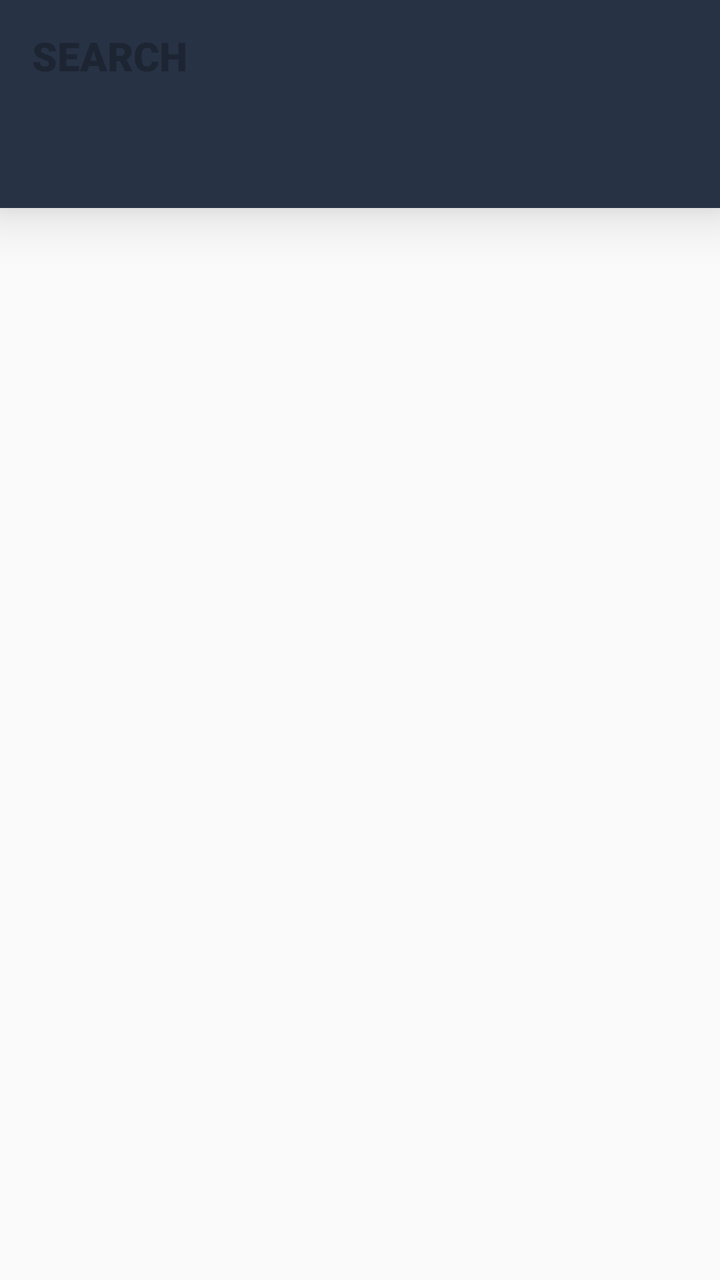
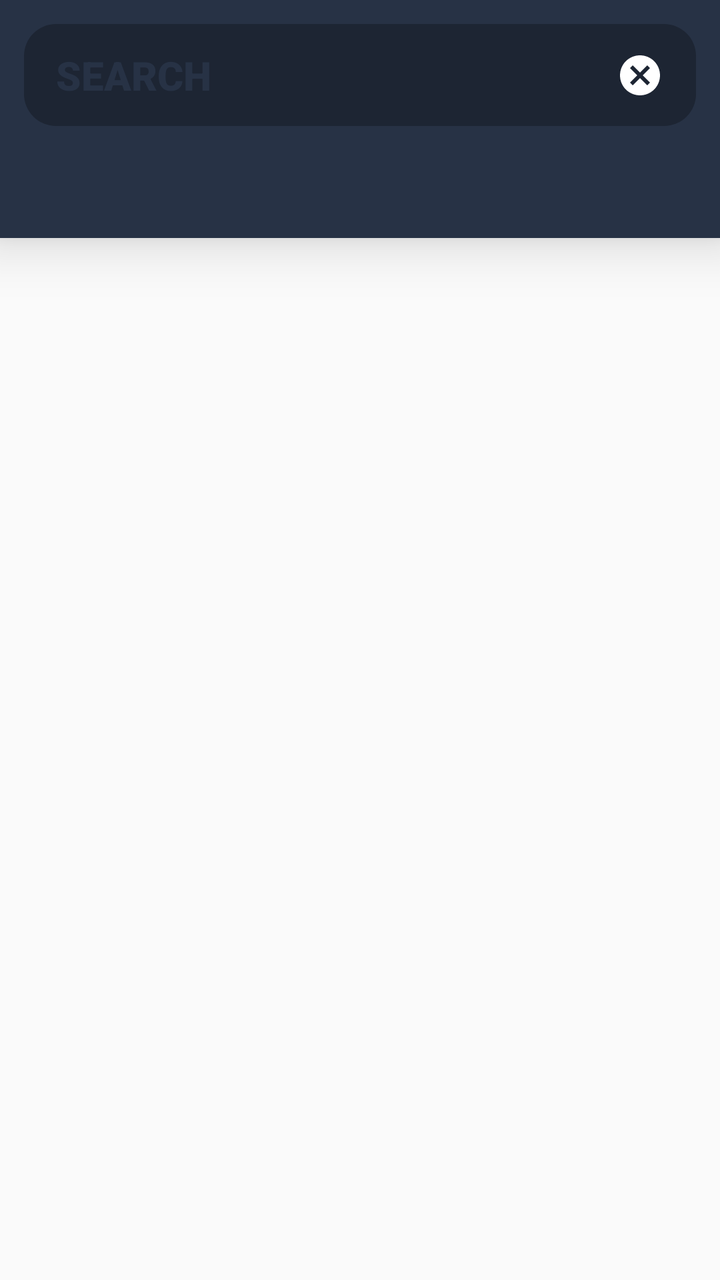

The first picture is an Android layout as it rendered before a commit; the second is the same layout after the commit. The layout source and the unified diff follow.
<!-- AndroidManifest.xml: application theme AppTheme -->
<!-- res/layout/fragment_search.xml -->
<?xml version="1.0" encoding="utf-8"?>
<android.support.constraint.ConstraintLayout xmlns:android="http://schemas.android.com/apk/res/android"
    xmlns:app="http://schemas.android.com/apk/res-auto"
    android:layout_width="match_parent"
    android:layout_height="match_parent">

    <android.support.design.widget.AppBarLayout
        android:id="@+id/searchAppBarLayout"
        android:layout_width="match_parent"
        android:layout_height="wrap_content"
        app:layout_constraintTop_toTopOf="parent"
        android:elevation="@dimen/appBarElevation">

        <android.support.v7.widget.Toolbar
            android:id="@+id/searchToolbar"
            android:layout_width="match_parent"
            android:layout_height="wrap_content"
            app:theme="@style/Toolbar">

            <EditText
                android:id="@+id/searchEdit"
                android:layout_width="match_parent"
                android:layout_height="match_parent"
                android:fontFamily="sans-serif-black"
                android:hint="@string/search_uc"
                android:inputType="textCapSentences"
                android:imeOptions="actionSearch"
                android:singleLine="true"
                android:maxLength="64"
                android:textColorHint="@color/colorPrimaryDark"
                android:textColor="@android:color/white"
                android:textSize="20sp"
                android:background="@null"/>

        </android.support.v7.widget.Toolbar>

        <android.support.design.widget.TabLayout
            android:id="@+id/searchTabLayout"
            android:layout_width="match_parent"
            android:layout_height="wrap_content"
            app:tabTextColor="@android:color/white"
            app:tabSelectedTextColor="@android:color/white"
            app:tabTextAppearance="@style/TabBarTextAppearance"
            app:tabMode="fixed"
            app:tabGravity="fill"/>

    </android.support.design.widget.AppBarLayout>

    <android.support.v4.view.ViewPager
        android:id="@+id/searchViewPager"
        android:layout_width="match_parent"
        android:layout_height="0dp"
        app:layout_constraintTop_toBottomOf="@id/searchAppBarLayout"
        app:layout_constraintBottom_toBottomOf="parent"/>

</android.support.constraint.ConstraintLayout>
<!-- resources referenced by this layout -->
<resources>
  <color name="colorPrimaryDark">#1D2533</color>
  <dimen name="appBarElevation">16dp</dimen>
  <string name="search_uc">SEARCH</string>
  <style name="TabBarTextAppearance" parent="TextAppearance.Design.Tab">
          <item name="android:fontFamily">sans-serif-black</item>
      </style>
  <style name="Toolbar">
          <item name="colorControlNormal">@android:color/white</item>
      </style>
  <style name="AppTheme" parent="Theme.AppCompat.Light.NoActionBar">
          <item name="colorPrimary">@color/colorPrimary</item>
          <item name="colorPrimaryDark">@color/colorPrimaryDark</item>
          <item name="colorAccent">@color/colorAccent</item>
      </style>
  <color name="colorPrimary">#273245</color>
  <color name="colorAccent">#FF4081</color>
</resources>

<!-- the commit's change to res/layout/fragment_search.xml (unified diff, before → after) -->
@@ -15,22 +15,56 @@
             android:id="@+id/searchToolbar"
             android:layout_width="match_parent"
             android:layout_height="wrap_content"
+            app:contentInsetStart="0dp"
+            app:contentInsetEnd="0dp"
             app:theme="@style/Toolbar">
 
-            <EditText
-                android:id="@+id/searchEdit"
+            <android.support.constraint.ConstraintLayout
                 android:layout_width="match_parent"
                 android:layout_height="match_parent"
-                android:fontFamily="sans-serif-black"
-                android:hint="@string/search_uc"
-                android:inputType="textCapSentences"
-                android:imeOptions="actionSearch"
-                android:singleLine="true"
-                android:maxLength="64"
-                android:textColorHint="@color/colorPrimaryDark"
-                android:textColor="@android:color/white"
-                android:textSize="20sp"
-                android:background="@null"/>
+                android:orientation="horizontal"
+                android:layout_marginTop="12dp"
+                android:layout_marginStart="12dp"
+                android:layout_marginEnd="12dp"
+                android:layout_marginBottom="8dp"
+                android:paddingTop="12dp"
+                android:paddingStart="16dp"
+                android:paddingEnd="16dp"
+                android:paddingBottom="12dp"
+                android:background="@drawable/bg_search_layout">
+
+                <EditText
+                    android:id="@+id/searchEdit"
+                    android:layout_width="0dp"
+                    android:layout_height="match_parent"
+                    android:layout_marginEnd="8dp"
+                    app:layout_constraintTop_toTopOf="parent"
+                    app:layout_constraintStart_toStartOf="parent"
+                    app:layout_constraintEnd_toStartOf="@+id/searchClearButton"
+                    app:layout_constraintBottom_toBottomOf="parent"
+                    android:fontFamily="sans-serif-black"
+                    android:hint="@string/search_uc"
+                    android:inputType="textCapSentences"
+                    android:imeOptions="actionSearch"
+                    android:singleLine="true"
+                    android:maxLength="64"
+                    android:textColorHint="@color/colorPrimary"
+                    android:textColor="@android:color/white"
+                    android:textSize="20sp"
+                    android:background="@null"/>
+
+                <ImageButton
+                    android:id="@+id/searchClearButton"
+                    android:layout_width="wrap_content"
+                    android:layout_height="wrap_content"
+                    app:layout_constraintTop_toTopOf="parent"
+                    app:layout_constraintEnd_toEndOf="parent"
+                    app:layout_constraintBottom_toBottomOf="parent"
+                    android:contentDescription="@string/cn_clear_button"
+                    android:src="@drawable/ic_close_circle_white_24dp"
+                    android:background="@android:color/transparent"/>
+
+            </android.support.constraint.ConstraintLayout>
 
         </android.support.v7.widget.Toolbar>
 
<!-- resource entries referenced after the edit -->
@@ -2,6 +2,26 @@
 <resources>
   <color name="colorPrimaryDark">#1D2533</color>
   <dimen name="appBarElevation">16dp</dimen>
+  <!-- drawable bg_search_layout (drawable) -->
+  <?xml version="1.0" encoding="utf-8"?>
+  <shape xmlns:android="http://schemas.android.com/apk/res/android"
+      android:shape="rectangle">
+      <solid android:color="@color/colorPrimaryDark"/>
+      <corners
+          android:bottomRightRadius="16dp"
+          android:bottomLeftRadius="16dp"
+          android:topLeftRadius="16dp"
+          android:topRightRadius="16dp"/>
+  </shape>
+  <!-- drawable ic_close_circle_white_24dp (drawable) -->
+  <vector xmlns:android="http://schemas.android.com/apk/res/android"
+      android:height="24dp"
+      android:width="24dp"
+      android:viewportWidth="24"
+      android:viewportHeight="24">
+      <path android:fillColor="#FFFFFF" android:pathData="M12,2C17.53,2 22,6.47 22,12C22,17.53 17.53,22 12,22C6.47,22 2,17.53 2,12C2,6.47 6.47,2 12,2M15.59,7L12,10.59L8.41,7L7,8.41L10.59,12L7,15.59L8.41,17L12,13.41L15.59,17L17,15.59L13.41,12L17,8.41L15.59,7Z" />
+  </vector>
+  <string name="cn_clear_button">Clear button</string>
   <string name="search_uc">SEARCH</string>
   <style name="TabBarTextAppearance" parent="TextAppearance.Design.Tab">
           <item name="android:fontFamily">sans-serif-black</item>
